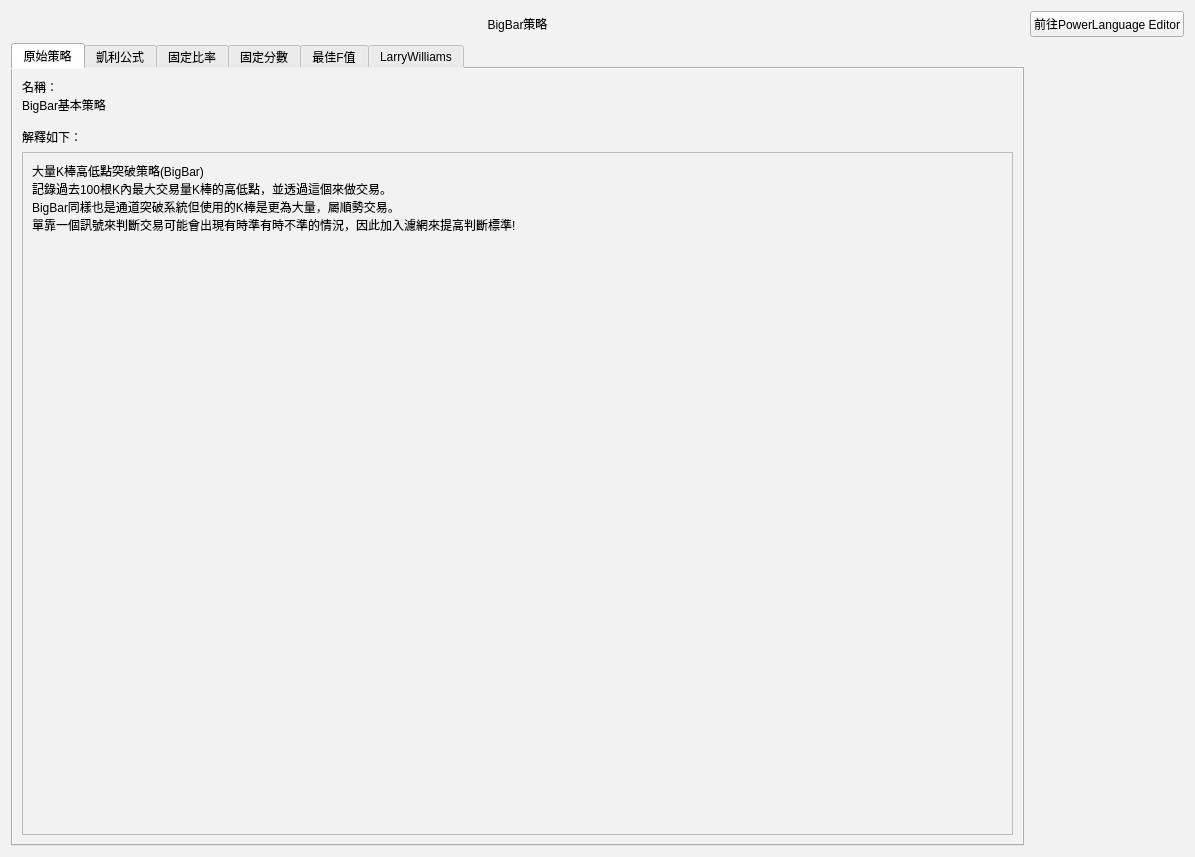
Above: BigBar_Strategies_UI.ui from allen93075/Winner before the change. Below: the same form after it.
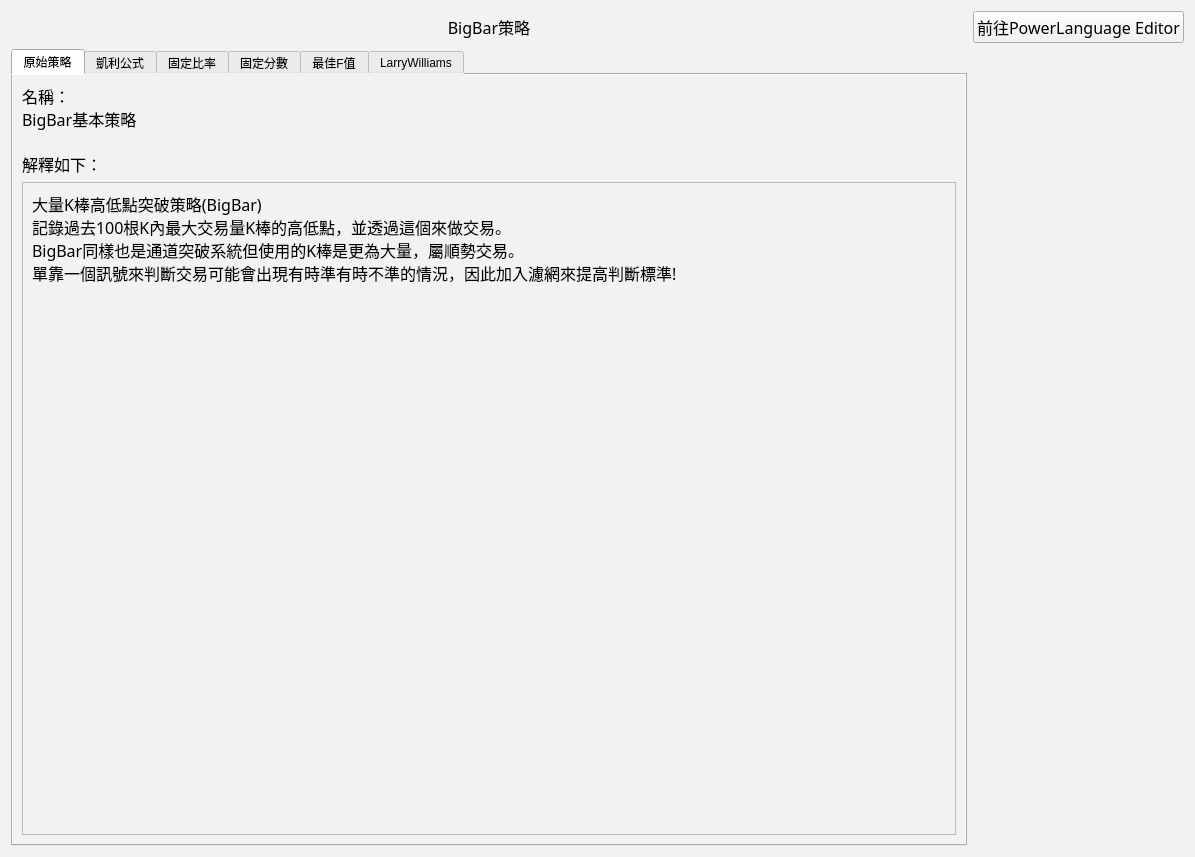
That is the form after the change.

Commit message: font changed to 微軟正黑體

```diff
--- a/BigBar_Strategies_UI.ui
+++ b/BigBar_Strategies_UI.ui
@@ -19,6 +19,12 @@
   <layout class="QGridLayout" name="gridLayout">
    <item row="0" column="1">
     <widget class="QPushButton" name="pushButton">
+      <property name="font">
+       <font>
+        <family>微軟正黑體</family>
+        <pointsize>12</pointsize>
+       </font>
+      </property>
      <property name="text">
       <string>前往PowerLanguage Editor</string>
      </property>
@@ -26,6 +32,12 @@
    </item>
    <item row="0" column="0">
     <widget class="QLabel" name="label_2">
+      <property name="font">
+       <font>
+        <family>微軟正黑體</family>
+        <pointsize>12</pointsize>
+       </font>
+      </property>
      <property name="text">
       <string>BigBar策略</string>
      </property>
@@ -46,12 +58,24 @@
       <bool>false</bool>
      </property>
      <widget class="QWidget" name="tab">
+       <property name="font">
+        <font>
+         <family>微軟正黑體</family>
+         <pointsize>12</pointsize>
+        </font>
+       </property>
       <attribute name="title">
        <string>原始策略</string>
       </attribute>
       <layout class="QGridLayout" name="gridLayout_2">
        <item row="0" column="0">
         <widget class="QLabel" name="label">
+          <property name="font">
+           <font>
+            <family>微軟正黑體</family>
+            <pointsize>12</pointsize>
+           </font>
+          </property>
          <property name="text">
           <string>名稱：
 BigBar基本策略
@@ -80,6 +104,12 @@
           <layout class="QGridLayout" name="gridLayout_7">
            <item row="0" column="0">
             <widget class="QLabel" name="label_9">
+              <property name="font">
+               <font>
+                <family>微軟正黑體</family>
+                <pointsize>12</pointsize>
+               </font>
+              </property>
              <property name="text">
               <string>大量K棒高低點突破策略(BigBar)
 記錄過去100根K內最大交易量K棒的高低點，並透過這個來做交易。
```
Left out of the diff: 90 changed lines with no effect on the pictures. The commit also changes 11 other files.
